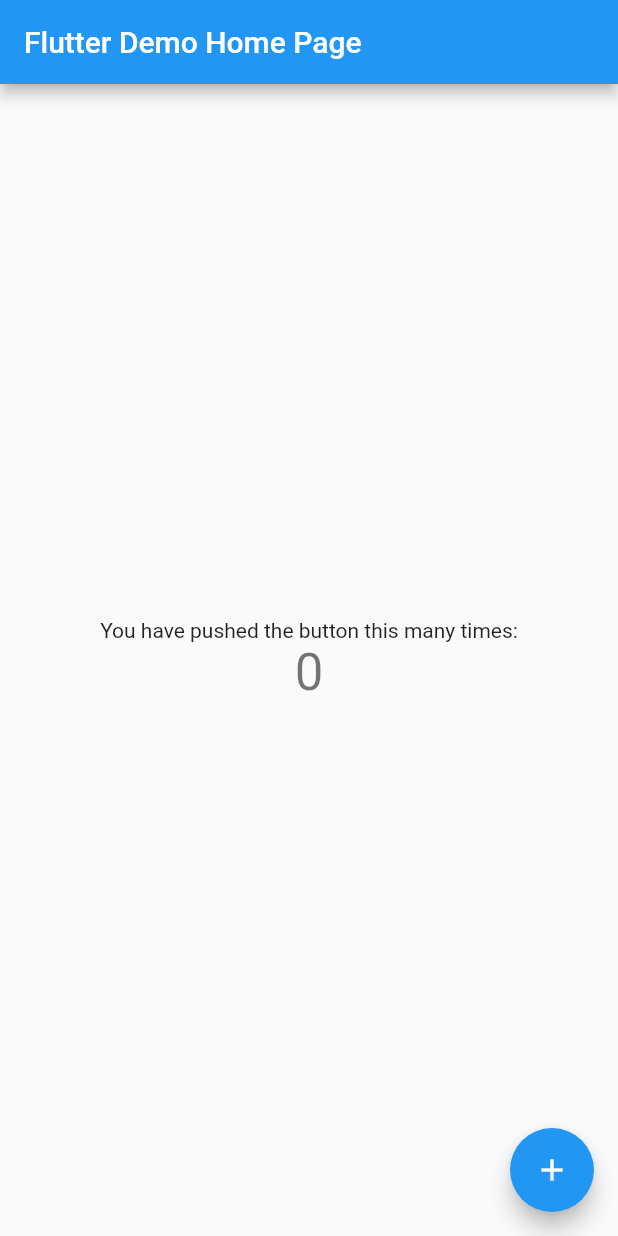
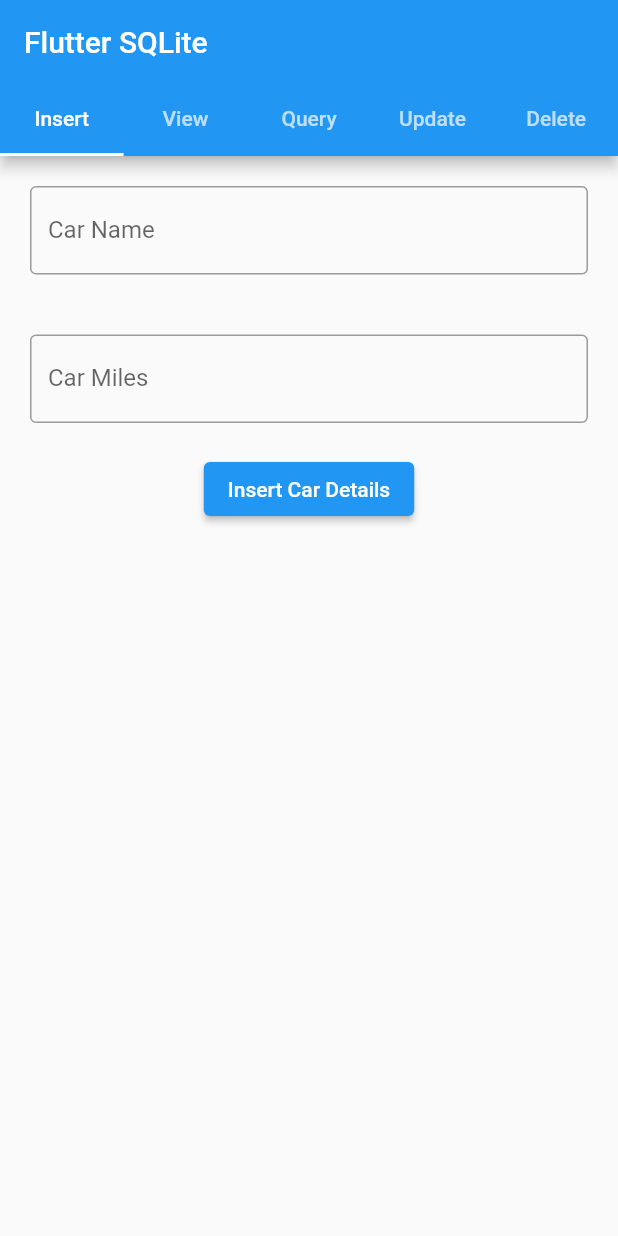
Before and after one commit to tangminhtin/flutter_sqlite, a Flutter app: the screen it shows after launch, on a phone screen of 412 x 824 dp. Run offline on Flutter 3.47's test engine with Material 2 defaults, Android fonts, the phone set to English and light mode, and no system bars; our stand-ins replace sqflite; accounts and stored records are empty.

Commit message:
Flutter SQLite Operator

```diff
--- /dev/null
+++ b/lib/car.dart
@@ -0,0 +1,27 @@
+import 'package:flutter_sqlite/dbhelper.dart';
+
+class Car {
+  late int id;
+  late String name;
+  late int miles;
+
+  Car(
+    this.id,
+    this.name,
+    this.miles,
+  );
+
+  Car.fromMap(Map<String, dynamic> map) {
+    id = map['id'] ?? -1;
+    name = map['name'];
+    miles = map['miles'];
+  }
+
+  Map<String, dynamic> toMap() {
+    return {
+      DatabaseHelper.columnId: id,
+      DatabaseHelper.columnName: name,
+      DatabaseHelper.columnMiles: miles,
+    };
+  }
+}
--- /dev/null
+++ b/lib/dbhelper.dart
@@ -0,0 +1,109 @@
+import 'package:flutter_sqlite/car.dart';
+import 'package:path/path.dart';
+import 'package:sqflite/sqflite.dart';
+
+class DatabaseHelper {
+  /// Database file and version
+  static const _databaseName = 'cardb.db';
+  static const _databaseVersion = 1;
+
+  /// Table name
+  static const table = 'cars_table';
+
+  /// Fields
+  static const columnId = 'id';
+  static const columnName = 'name';
+  static const columnMiles = 'miles';
+
+  /// Make this a singleton class
+  DatabaseHelper._privateConstructor();
+  static final DatabaseHelper instance = DatabaseHelper._privateConstructor();
+
+  /// Only have a single app-wide reference to the database
+  static Database? _database;
+  Future<Database> get database async {
+    if (_database != null) {
+      return _database!;
+    }
+
+    /// Lazily instantiate the db the first time it is accessed
+    _database = await _initDatabase();
+    return _database!;
+  }
+
+  /// This opens the database (and creates it if doesn't exist)
+  Future<Database> _initDatabase() async {
+    String path = join(await getDatabasesPath(), _databaseName);
+    return await openDatabase(
+      path,
+      onCreate: _onCreate,
+      version: _databaseVersion,
+    );
+  }
+
+  /// SQL code to create the database table
+  Future _onCreate(Database db, int version) async {
+    await db.execute('''
+      CREATE TABLE $table (
+        $columnId INTEGER PRIMARY KEY AUTOINCREMENT,
+        $columnName TEXT NOT NULL,
+        $columnMiles INTEGER NOT NULL
+      )
+    ''');
+  }
+
+  /// Helper methods
+  ///
+  /// Inserts a row in the database where each key in the Map is a column name
+  /// and the value is the column value. The return value is the id of the
+  /// inserted row.
+  Future<int> insert(Car car) async {
+    Database db = await instance.database;
+    return await db.insert(table, {
+      'name': car.name,
+      'miles': car.miles,
+    });
+  }
+
+  /// All of the rows are returned as a list of maps, where each map is
+  /// a key-value list of columns.
+  Future<List<Map<String, dynamic>>> queryAllRows() async {
+    Database db = await instance.database;
+    return db.query(table);
+  }
+
+  /// Queries rows based on the argument received
+  Future<List<Map<String, dynamic>>> queryRows(name) async {
+    Database db = await instance.database;
+    return await db.query(table, where: "$columnName LIKE '%$name%'");
+  }
+
+  /// All of methods (insert, query, update, delete) can also be done using
+  /// raw SQL commands. This method uses a raw query to give the row count.
+  Future<int?> queryRowCount() async {
+    Database db = await instance.database;
+    return Sqflite.firstIntValue(
+      await db.rawQuery('SELECT COUNT(*) FROM $table'),
+    );
+  }
+
+  /// We are assuming here that the id column in the map is set. The other
+  /// column values will be used to update the row
+  Future<int> update(Car car) async {
+    Database db = await instance.database;
+    int id = car.toMap()['id'];
+    return await db.update(
+      table,
+      car.toMap(),
+      where: '$columnId = ?',
+      whereArgs: [id],
+    );
+  }
+
+  /// Deletes the row specified by the id. The number of affected rows is
+  /// returned. This should be 1 as long as the row exists.
+  Future<int> delete(int id) async {
+    Database db = await instance.database;
+    return await db.delete(table, where: '$columnId = ?', whereArgs: [id]);
+  }
+}
--- a/lib/main.dart
+++ b/lib/main.dart
@@ -1,4 +1,8 @@
+import 'dart:math';
+
 import 'package:flutter/material.dart';
+import 'package:flutter_sqlite/car.dart';
+import 'package:flutter_sqlite/dbhelper.dart';
 
 void main() {
   runApp(const MyApp());
@@ -7,109 +11,305 @@ void main() {
 class MyApp extends StatelessWidget {
   const MyApp({super.key});
 
-  // This widget is the root of your application.
   @override
   Widget build(BuildContext context) {
     return MaterialApp(
-      title: 'Flutter Demo',
+      title: 'Flutter SQLite',
       theme: ThemeData(
-        // This is the theme of your application.
-        //
-        // Try running your application with "flutter run". You'll see the
-        // application has a blue toolbar. Then, without quitting the app, try
-        // changing the primarySwatch below to Colors.green and then invoke
-        // "hot reload" (press "r" in the console where you ran "flutter run",
-        // or simply save your changes to "hot reload" in a Flutter IDE).
-        // Notice that the counter didn't reset back to zero; the application
-        // is not restarted.
         primarySwatch: Colors.blue,
       ),
-      home: const MyHomePage(title: 'Flutter Demo Home Page'),
+      home: const MyHomePage(),
     );
   }
 }
 
 class MyHomePage extends StatefulWidget {
-  const MyHomePage({super.key, required this.title});
-
-  // This widget is the home page of your application. It is stateful, meaning
-  // that it has a State object (defined below) that contains fields that affect
-  // how it looks.
-
-  // This class is the configuration for the state. It holds the values (in this
-  // case the title) provided by the parent (in this case the App widget) and
-  // used by the build method of the State. Fields in a Widget subclass are
-  // always marked "final".
-
-  final String title;
+  const MyHomePage({super.key});
 
   @override
   State<MyHomePage> createState() => _MyHomePageState();
 }
 
 class _MyHomePageState extends State<MyHomePage> {
-  int _counter = 0;
+  final dbHelper = DatabaseHelper.instance;
 
-  void _incrementCounter() {
-    setState(() {
-      // This call to setState tells the Flutter framework that something has
-      // changed in this State, which causes it to rerun the build method below
-      // so that the display can reflect the updated values. If we changed
-      // _counter without calling setState(), then the build method would not be
-      // called again, and so nothing would appear to happen.
-      _counter++;
-    });
+  List<Car> cars = [];
+  List<Car> carsByName = [];
+
+  /// Controllers used in insert operation UI
+  TextEditingController nameController = TextEditingController();
+  TextEditingController milesController = TextEditingController();
+
+  /// Controllers used in update operation UI
+  TextEditingController idUpdateController = TextEditingController();
+  TextEditingController nameUpdateController = TextEditingController();
+  TextEditingController milesUpdateController = TextEditingController();
+
+  /// Controllers used in delete operation UI
+  TextEditingController idDeleteController = TextEditingController();
+
+  /// Controllers used in query operation UI
+  TextEditingController queryController = TextEditingController();
+
+  final GlobalKey<ScaffoldState> _scaffoldKey = GlobalKey<ScaffoldState>();
+
+  void _showMessageInScaffold(String message) {
+    ScaffoldMessenger.of(context).showSnackBar(
+      SnackBar(
+        content: Text(message),
+      ),
+    );
+  }
+
+  void _insert(name, miles) async {
+    /// Row to insert
+    Map<String, dynamic> row = {
+      DatabaseHelper.columnName: name,
+      DatabaseHelper.columnMiles: miles,
+    };
+
+    Car car = Car.fromMap(row);
+    final id = await dbHelper.insert(car);
+    _showMessageInScaffold('Inserted row id: $id.');
+  }
+
+  void _queryAll() async {
+    final allRows = await dbHelper.queryAllRows();
+    cars.clear();
+    allRows.forEach((row) => cars.add(Car.fromMap(row)));
+    _showMessageInScaffold('Query done.');
+    setState(() {});
+  }
+
+  void _query(name) async {
+    final allRows = await dbHelper.queryRows(name);
+    carsByName.clear();
+    allRows.forEach((row) => carsByName.add(Car.fromMap(row)));
+  }
+
+  void _update(id, name, miles) async {
+    /// Row to update
+    Car car = Car(id, name, miles);
+    final rowsAffected = await dbHelper.update(car);
+    _showMessageInScaffold('Updated $rowsAffected row(s)');
+  }
+
+  void _delete(id) async {
+    /// Assuming that the number of rows is the id for the last row.
+    final rowsDeleted = await dbHelper.delete(id);
+    _showMessageInScaffold('Deleted $rowsDeleted row(s): row $id');
   }
 
   @override
   Widget build(BuildContext context) {
-    // This method is rerun every time setState is called, for instance as done
-    // by the _incrementCounter method above.
-    //
-    // The Flutter framework has been optimized to make rerunning build methods
-    // fast, so that you can just rebuild anything that needs updating rather
-    // than having to individually change instances of widgets.
-    return Scaffold(
-      appBar: AppBar(
-        // Here we take the value from the MyHomePage object that was created by
-        // the App.build method, and use it to set our appbar title.
-        title: Text(widget.title),
-      ),
-      body: Center(
-        // Center is a layout widget. It takes a single child and positions it
-        // in the middle of the parent.
-        child: Column(
-          // Column is also a layout widget. It takes a list of children and
-          // arranges them vertically. By default, it sizes itself to fit its
-          // children horizontally, and tries to be as tall as its parent.
-          //
-          // Invoke "debug painting" (press "p" in the console, choose the
-          // "Toggle Debug Paint" action from the Flutter Inspector in Android
-          // Studio, or the "Toggle Debug Paint" command in Visual Studio Code)
-          // to see the wireframe for each widget.
-          //
-          // Column has various properties to control how it sizes itself and
-          // how it positions its children. Here we use mainAxisAlignment to
-          // center the children vertically; the main axis here is the vertical
-          // axis because Columns are vertical (the cross axis would be
-          // horizontal).
-          mainAxisAlignment: MainAxisAlignment.center,
-          children: <Widget>[
-            const Text(
-              'You have pushed the button this many times:',
+    return DefaultTabController(
+      length: 5,
+      child: Scaffold(
+        key: _scaffoldKey,
+        appBar: AppBar(
+          title: const Text('Flutter SQLite'),
+          bottom: const TabBar(
+            tabs: [
+              Tab(text: 'Insert'),
+              Tab(text: 'View'),
+              Tab(text: 'Query'),
+              Tab(text: 'Update'),
+              Tab(text: 'Delete'),
+            ],
+          ),
+        ),
+        body: TabBarView(
+          children: [
+            Center(
+              child: Column(
+                children: [
+                  /// Insert
+                  Container(
+                    padding: const EdgeInsets.all(20),
+                    child: TextField(
+                      controller: nameController,
+                      decoration: const InputDecoration(
+                        border: OutlineInputBorder(),
+                        labelText: 'Car Name',
+                      ),
+                    ),
+                  ),
+                  Container(
+                    padding: const EdgeInsets.all(20),
+                    child: TextField(
+                      controller: milesController,
+                      decoration: const InputDecoration(
+                        border: OutlineInputBorder(),
+                        labelText: 'Car Miles',
+                      ),
+                    ),
+                  ),
+                  ElevatedButton(
+                    onPressed: () {
+                      String name = nameController.text;
+                      int miles = int.parse(milesController.text);
+                      _insert(name, miles);
+                    },
+                    child: const Text('Insert Car Details'),
+                  ),
+                ],
+              ),
             ),
-            Text(
-              '$_counter',
-              style: Theme.of(context).textTheme.headline4,
+
+            /// View
+            Container(
+              child: ListView.builder(
+                itemCount: cars.length + 1,
+                itemBuilder: (BuildContext context, int index) {
+                  if (index == cars.length) {
+                    return ElevatedButton(
+                      onPressed: () {
+                        setState(() {
+                          _queryAll();
+                        });
+                      },
+                      child: const Text('Refresh'),
+                    );
+                  }
+                  return SizedBox(
+                    height: 40,
+                    child: Center(
+                      child: Text(
+                        '[${cars[index].id}] ${cars[index].name} - ${cars[index].miles}',
+                        style: const TextStyle(
+                          fontSize: 18,
+                        ),
+                      ),
+                    ),
+                  );
+                },
+              ),
+            ),
+
+            /// Query
+            Center(
+              child: Column(
+                children: [
+                  Container(
+                    height: 100,
+                    padding: const EdgeInsets.all(20),
+                    child: TextField(
+                      controller: queryController,
+                      decoration: const InputDecoration(
+                        border: OutlineInputBorder(),
+                        labelText: 'Car Name',
+                      ),
+                      onChanged: (text) {
+                        if (text.length >= 2) {
+                          setState(() {
+                            _query(text);
+                          });
+                        } else {
+                          setState(() {
+                            carsByName.clear();
+                          });
+                        }
+                      },
+                    ),
+                  ),
+                  SizedBox(
+                    height: 300,
+                    child: ListView.builder(
+                      padding: const EdgeInsets.all(8),
+                      itemCount: carsByName.length,
+                      itemBuilder: (BuildContext context, int index) {
+                        return Container(
+                          height: 50,
+                          margin: const EdgeInsets.all(2),
+                          child: Center(
+                              child: Text(
+                            '[${carsByName[index].id}] ${carsByName[index].name} - ${carsByName[index].miles} miles',
+                            style: const TextStyle(
+                              fontSize: 18,
+                            ),
+                          )),
+                        );
+                      },
+                    ),
+                  ),
+                ],
+              ),
+            ),
+
+            /// Update
+            Center(
+              child: Column(
+                children: [
+                  Container(
+                    padding: const EdgeInsets.all(20),
+                    child: TextField(
+                      controller: idUpdateController,
+                      decoration: const InputDecoration(
+                        border: OutlineInputBorder(),
+                        labelText: 'Car id',
+                      ),
+                    ),
+                  ),
+                  Container(
+                    padding: const EdgeInsets.all(20),
+                    child: TextField(
+                      controller: nameUpdateController,
+                      decoration: const InputDecoration(
+                        border: OutlineInputBorder(),
+                        labelText: 'Car Name',
+                      ),
+                    ),
+                  ),
+                  Container(
+                    padding: const EdgeInsets.all(20),
+                    child: TextField(
+                      controller: milesUpdateController,
+                      decoration: const InputDecoration(
+                        border: OutlineInputBorder(),
+                        labelText: 'Car Miles',
+                      ),
+                    ),
+                  ),
+                  ElevatedButton(
+                    onPressed: () {
+                      int id = int.parse(idUpdateController.text);
+                      String name = nameUpdateController.text;
+                      int miles = int.parse(milesUpdateController.text);
+                      _update(id, name, miles);
+                    },
+                    child: const Text('Update Car Details'),
+                  ),
+                ],
+              ),
+            ),
+
+            /// Delete
+            Center(
+              child: Column(
+                children: [
+                  Container(
+                    padding: const EdgeInsets.all(20),
+                    child: TextField(
+                      controller: idDeleteController,
+                      decoration: const InputDecoration(
+                        border: OutlineInputBorder(),
+                        labelText: 'Car id',
+                      ),
+                    ),
+                  ),
+                  ElevatedButton(
+                    onPressed: () {
+                      int id = int.parse(idDeleteController.text);
+                      _delete(id);
+                    },
+                    child: const Text('Delete'),
+                  ),
+                ],
+              ),
             ),
           ],
         ),
       ),
-      floatingActionButton: FloatingActionButton(
-        onPressed: _incrementCounter,
-        tooltip: 'Increment',
-        child: const Icon(Icons.add),
-      ), // This trailing comma makes auto-formatting nicer for build methods.
     );
   }
 }
--- a/pubspec.yaml
+++ b/pubspec.yaml
@@ -36,6 +36,8 @@ dependencies:
   # The following adds the Cupertino Icons font to your application.
   # Use with the CupertinoIcons class for iOS style icons.
   cupertino_icons: ^1.0.2
+  sqflite: ^2.2.0+3
+  path: ^1.8.2
 
 dev_dependencies:
   flutter_test:
```
Also changed, not shown: pubspec.lock, 10 other files.
